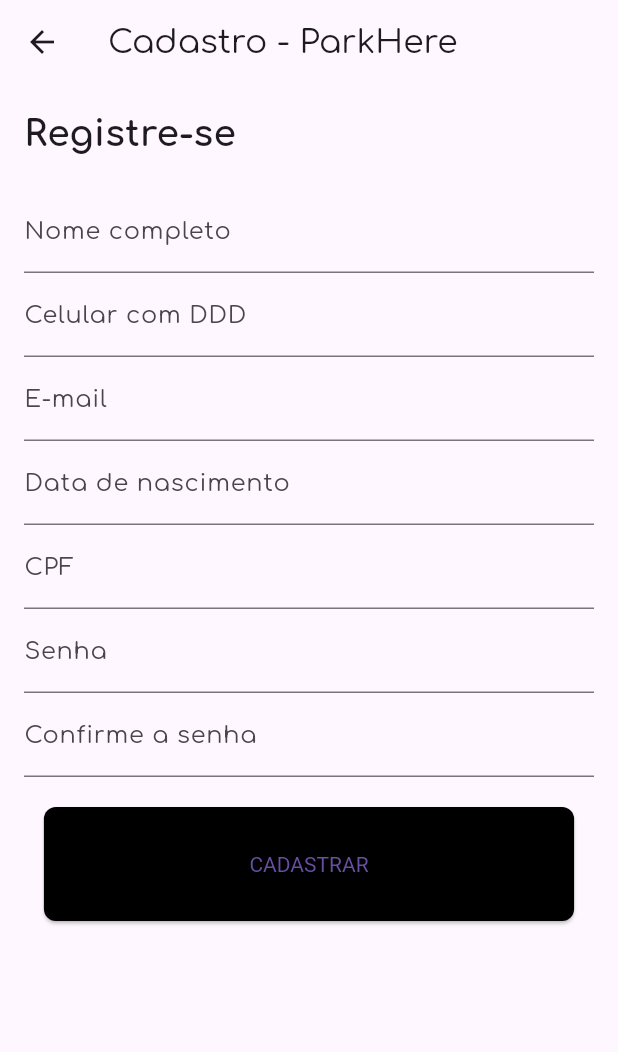
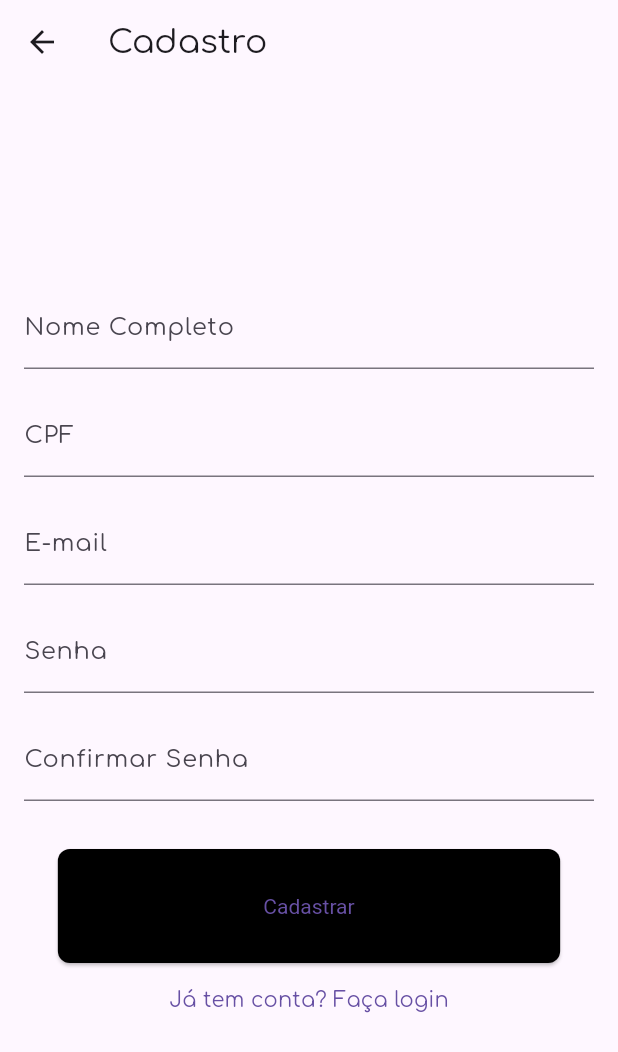
Before and after one commit to lohaynemuriel/parkHere, a Flutter app: the screen it shows after launch, after a tap on "CADASTRAR", on a phone screen of 412 x 824 dp. Shown: the top 1052 px of the screen. Run offline on Flutter 3.47's test engine with Material 3 defaults, Android fonts, the phone set to English and light mode, and no system bars; our stand-ins replace bloc, equatable, firebase_auth, firebase_core, flutter_bloc; accounts and stored records are empty; statements that could not run were skipped.

Commit message:
Adc Bloc para o fluxo de autenticação e melhorando a navegação

```diff
--- /dev/null
+++ b/park_here/devtools_options.yaml
@@ -0,0 +1,3 @@
+description: This file stores settings for Dart & Flutter DevTools.
+documentation: https://docs.flutter.dev/tools/devtools/extensions#configure-extension-enablement-states
+extensions:
--- /dev/null
+++ b/park_here/lib/bloc/auth_bloc.dart
@@ -0,0 +1,86 @@
+import 'package:bloc/bloc.dart';
+import 'package:equatable/equatable.dart';
+import 'package:firebase_auth/firebase_auth.dart';
+
+// Estados
+abstract class AuthState extends Equatable {
+  const AuthState();
+
+  @override
+  List<Object> get props => [];
+}
+
+class AuthInitial extends AuthState {}
+
+class AuthLoading extends AuthState {}
+
+class AuthSuccess extends AuthState {}
+
+class AuthFailure extends AuthState {
+  final String message;
+
+  const AuthFailure(this.message);
+
+  @override
+  List<Object> get props => [message];
+}
+
+// Eventos
+abstract class AuthEvent extends Equatable {
+  const AuthEvent();
+
+  @override
+  List<Object> get props => [];
+}
+
+class SignUpRequested extends AuthEvent {
+  final String email;
+  final String password;
+
+  const SignUpRequested(this.email, this.password);
+}
+
+class SignInRequested extends AuthEvent {
+  final String email;
+  final String password;
+
+  const SignInRequested(this.email, this.password);
+}
+
+// BLoC
+class AuthBloc extends Bloc<AuthEvent, AuthState> {
+  final FirebaseAuth _firebaseAuth;
+
+  AuthBloc(this._firebaseAuth) : super(AuthInitial()) {
+    on<SignUpRequested>(_onSignUpRequested);
+    on<SignInRequested>(_onSignInRequested);
+  }
+
+  Future<void> _onSignUpRequested(
+      SignUpRequested event, Emitter<AuthState> emit) async {
+    emit(AuthLoading());
+    try {
+      await _firebaseAuth.createUserWithEmailAndPassword(
+        email: event.email,
+        password: event.password,
+      );
+      emit(AuthSuccess());
+    } on FirebaseAuthException catch (e) {
+      emit(AuthFailure(e.message ?? "Erro desconhecido."));
+    }
+  }
+
+  Future<void> _onSignInRequested(
+      SignInRequested event, Emitter<AuthState> emit) async {
+    emit(AuthLoading());
+    try {
+      await _firebaseAuth.signInWithEmailAndPassword(
+        email: event.email,
+        password: event.password,
+      );
+      emit(AuthSuccess());
+    } on FirebaseAuthException catch (e) {
+      emit(AuthFailure(e.message ?? "Erro desconhecido."));
+    }
+  }
+}
--- a/park_here/lib/main.dart
+++ b/park_here/lib/main.dart
@@ -3,6 +3,7 @@
 import 'package:firebase_core/firebase_core.dart';
 import 'package:flutter/material.dart';
 import 'package:park_here/firebase_options.dart';
+import 'bloc/auth_bloc.dart';
 import 'view/tela-confirmarVaga.dart';
 import 'view/tela-login.dart';
 import 'view/tela-inicio.dart';
@@ -15,26 +16,29 @@ import 'view/tela-perfil.dart';
 import 'view/tela-historico.dart';
 import 'view/layout/my_bottom_navigation_bar.dart';
 import 'view/widgets/confirmation_dialog.dart';
+import 'package:flutter_bloc/flutter_bloc.dart';
+import 'package:firebase_auth/firebase_auth.dart';
 
 void main() async {
   WidgetsFlutterBinding.ensureInitialized();
   await Firebase.initializeApp(options: DefaultFirebaseOptions.currentPlatform);
-  runApp(const MyApp());
+  runApp(MyApp());
 }
 
 class MyApp extends StatelessWidget {
-  const MyApp({super.key});
-
   @override
   Widget build(BuildContext context) {
-    return MaterialApp(
+    return BlocProvider(
+      create: (_) => AuthBloc(FirebaseAuth.instance),
+      child: MaterialApp(
         title: 'ParkHere',
         theme: ThemeData(
           fontFamily: 'Comfortaa',
           outlinedButtonTheme: OutlinedButtonThemeData(
             style: OutlinedButton.styleFrom(
               side: const BorderSide(color: Colors.black),
-            padding: const EdgeInsets.symmetric(horizontal: 137, vertical: 30),
+              padding:
+                  const EdgeInsets.symmetric(horizontal: 137, vertical: 30),
               textStyle: const TextStyle(color: Colors.black),
               shape: RoundedRectangleBorder(
                 borderRadius: BorderRadius.circular(8),
@@ -44,7 +48,8 @@ class MyApp extends StatelessWidget {
           elevatedButtonTheme: ElevatedButtonThemeData(
             style: ElevatedButton.styleFrom(
               backgroundColor: Colors.black,
-            padding: const EdgeInsets.symmetric(horizontal: 137, vertical: 30),
+              padding:
+                  const EdgeInsets.symmetric(horizontal: 137, vertical: 30),
               textStyle: const TextStyle(color: Colors.white),
               shape: RoundedRectangleBorder(
                 borderRadius: BorderRadius.circular(8),
@@ -67,6 +72,7 @@ class MyApp extends StatelessWidget {
               ),
           '/tela-pagamento': (context) => PagamentoScreen(),
         },
+      ),
     );
   }
 }
--- a/park_here/lib/view/tela-cadastroPerfil.dart
+++ b/park_here/lib/view/tela-cadastroPerfil.dart
@@ -1,65 +1,101 @@
 import 'package:flutter/material.dart';
-import 'package:park_here/provider/auth_provider.dart';
-import 'package:park_here/view/widgets/confirmation_dialog.dart';
+import 'package:flutter_bloc/flutter_bloc.dart';
+import 'package:park_here/bloc/auth_bloc.dart';
 
-class RegisterScreen extends StatelessWidget {
-  RegisterScreen({super.key});
+class RegisterScreen extends StatefulWidget {
+  @override
+  _RegisterScreenState createState() => _RegisterScreenState();
+}
 
+class _RegisterScreenState extends State<RegisterScreen> {
+  final _nomeController = TextEditingController();
+  final _cpfController = TextEditingController();
+  final _emailController = TextEditingController();
+  final _passwordController = TextEditingController();
+  final _confirmPasswordController = TextEditingController();
   final _formKey = GlobalKey<FormState>();
 
-  final TextEditingController _nameController = TextEditingController();
-  final TextEditingController _phoneController = TextEditingController();
-  final TextEditingController _emailController = TextEditingController();
-  final TextEditingController _birthDateController = TextEditingController();
-  final TextEditingController _cpfController = TextEditingController();
-  final TextEditingController _passwordController = TextEditingController();
-  final TextEditingController _confirmPasswordController =
-      TextEditingController();
+  @override
+  void dispose() {
+    _nomeController.dispose();
+    _cpfController.dispose();
+    _emailController.dispose();
+    _passwordController.dispose();
+    _confirmPasswordController.dispose();
+    super.dispose();
+  }
 
   @override
   Widget build(BuildContext context) {
     return Scaffold(
-      appBar: AppBar(
-        title: const Text('Cadastro - ParkHere'),
+      appBar: AppBar(title: const Text('Cadastro')),
+      body: BlocListener<AuthBloc, AuthState>(
+        listener: (context, state) {
+          if (state is AuthLoading) {
+            showDialog(
+              context: context,
+              barrierDismissible: false,
+              builder: (context) =>
+                  const Center(child: CircularProgressIndicator()),
+            );
+          } else if (state is AuthSuccess) {
+            Navigator.pop(context); // Fecha o diálogo de carregamento.
+            Navigator.pushReplacementNamed(
+                context, '/tela-login'); // Redireciona para a tela de login.
+            ScaffoldMessenger.of(context).showSnackBar(
+              const SnackBar(content: Text('Cadastro realizado com sucesso!')),
+            );
+          } else if (state is AuthFailure) {
+            Navigator.pop(context); // Fecha o diálogo de carregamento.
+            showDialog(
+              context: context,
+              builder: (context) => AlertDialog(
+                title: const Text('Erro'),
+                content: Text(state.message),
+                actions: [
+                  TextButton(
+                    onPressed: () => Navigator.pop(context),
+                    child: const Text('OK'),
                   ),
-      body: Padding(
+                ],
+              ),
+            );
+          }
+        },
+        child: Padding(
           padding: const EdgeInsets.all(16.0),
           child: Form(
             key: _formKey,
             child: Column(
-            crossAxisAlignment: CrossAxisAlignment.start,
+              mainAxisAlignment: MainAxisAlignment.center,
               children: [
-              const Text(
-                'Registre-se',
-                style: TextStyle(
-                  fontSize: 24,
-                  fontWeight: FontWeight.bold,
-                ),
-              ),
-              const SizedBox(height: 20),
                 TextFormField(
-                controller: _nameController,
-                decoration: const InputDecoration(labelText: 'Nome completo'),
+                  controller: _nomeController,
+                  decoration: const InputDecoration(labelText: 'Nome Completo'),
                   validator: (value) {
                     if (value == null || value.isEmpty) {
-                    return 'Por favor, insira seu nome completo';
+                      return 'Por favor, insira seu nome';
                     }
                     return null;
                   },
                 ),
+                const SizedBox(height: 16),
                 TextFormField(
-                controller: _phoneController,
-                decoration: const InputDecoration(labelText: 'Celular com DDD'),
+                  controller: _cpfController,
+                  decoration: const InputDecoration(labelText: 'CPF'),
+                  keyboardType: TextInputType.number,
                   validator: (value) {
                     if (value == null || value.isEmpty) {
-                    return 'Por favor, insira seu celular';
+                      return 'Por favor, insira seu CPF';
                     }
                     return null;
                   },
                 ),
+                const SizedBox(height: 16),
                 TextFormField(
                   controller: _emailController,
                   decoration: const InputDecoration(labelText: 'E-mail'),
+                  keyboardType: TextInputType.emailAddress,
                   validator: (value) {
                     if (value == null || value.isEmpty) {
                       return 'Por favor, insira seu e-mail';
@@ -67,42 +103,25 @@ class RegisterScreen extends StatelessWidget {
                     return null;
                   },
                 ),
-              TextFormField(
-                controller: _birthDateController,
-                decoration:
-                    const InputDecoration(labelText: 'Data de nascimento'),
-                validator: (value) {
-                  if (value == null || value.isEmpty) {
-                    return 'Por favor, insira sua data de nascimento';
-                  }
-                  return null;
-                },
-              ),
-              TextFormField(
-                controller: _cpfController,
-                decoration: const InputDecoration(labelText: 'CPF'),
-                validator: (value) {
-                  if (value == null || value.isEmpty) {
-                    return 'Por favor, insira seu CPF';
-                  }
-                  return null;
-                },
-              ),
+                const SizedBox(height: 16),
                 TextFormField(
                   controller: _passwordController,
                   decoration: const InputDecoration(labelText: 'Senha'),
                   obscureText: true,
                   validator: (value) {
                     if (value == null || value.isEmpty) {
-                    return 'Por favor, insira uma senha';
+                      return 'Por favor, insira sua senha';
+                    } else if (value.length < 6) {
+                      return 'A senha deve ter pelo menos 6 caracteres';
                     }
                     return null;
                   },
                 ),
+                const SizedBox(height: 16),
                 TextFormField(
                   controller: _confirmPasswordController,
                   decoration:
-                    const InputDecoration(labelText: 'Confirme a senha'),
+                      const InputDecoration(labelText: 'Confirmar Senha'),
                   obscureText: true,
                   validator: (value) {
                     if (value != _passwordController.text) {
@@ -111,34 +130,26 @@ class RegisterScreen extends StatelessWidget {
                     return null;
                   },
                 ),
-              const SizedBox(height: 20),
-              Center(
-                child: ElevatedButton(
-                  onPressed: () async {
+                const SizedBox(height: 32),
+                ElevatedButton(
+                  onPressed: () {
                     if (_formKey.currentState?.validate() ?? false) {
-                      bool isLoggedIn = await AuthProvider().signin(
-                          email: _emailController.text,
-                          password: _passwordController.text,
-                          context: context);
-
-                      if (!isLoggedIn) {
-                        showDialog(
-                          context: context,
-                          builder: (context) => const AlertDialog(
-                            title: Text('Erro'),
-                            content: Text(
-                                'Falha no login. Verifique suas credenciais e tente novamente.'),
+                      BlocProvider.of<AuthBloc>(context).add(
+                        SignUpRequested(
+                          _emailController.text,
+                          _passwordController.text,
                         ),
                       );
-                      } else {
-                        Navigator.pushNamed(context, '/home');
-                      }
                     }
                   },
-                  child: const Text('CADASTRAR'),
+                  child: const Text('Cadastrar'),
                 ),
+                TextButton(
+                  onPressed: () => Navigator.pop(context),
+                  child: const Text('Já tem conta? Faça login'),
                 ),
               ],
+            ),
           ),
         ),
       ),
--- a/park_here/lib/view/tela-historico.dart
+++ b/park_here/lib/view/tela-historico.dart
@@ -8,6 +8,7 @@ class HistoryScreen extends StatelessWidget {
   Widget build(BuildContext context) {
     return Scaffold(
       appBar: AppBar(
+        automaticallyImplyLeading: false,
         title: const Text('Histórico - ParkHere',
             style: TextStyle(fontWeight: FontWeight.bold)),
       ),
--- a/park_here/lib/view/tela-principal.dart
+++ b/park_here/lib/view/tela-principal.dart
@@ -14,6 +14,7 @@ class _MainScreenState extends State<MainScreen> {
     return Scaffold(
       backgroundColor: Colors.white,
       appBar: AppBar(
+        automaticallyImplyLeading: false,
         elevation: 0,
         backgroundColor: Colors.transparent,
         title: const Text(
--- a/park_here/pubspec.yaml
+++ b/park_here/pubspec.yaml
@@ -37,6 +37,9 @@ dependencies:
   cupertino_icons: ^1.0.8
   firebase_core: ^3.6.0
   firebase_auth: ^5.3.1
+  bloc: ^8.1.4
+  equatable: ^2.0.7
+  flutter_bloc: ^8.1.6
 
 dev_dependencies:
   flutter_test:
```
Also changed, not shown: park_here/lib/view/tela-login.dart (+66 -34 lines), park_here/lib/view/tela-perfil.dart (+1 -6 lines), park_here/pubspec.lock. Lines whose indentation alone changed are shown as unchanged.
